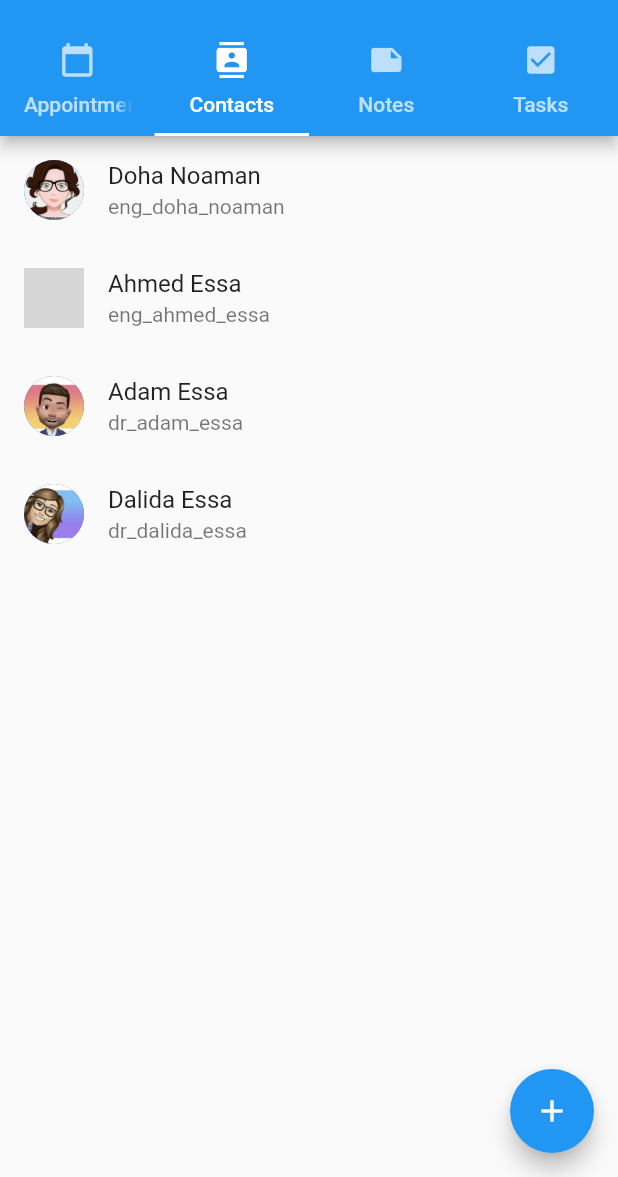
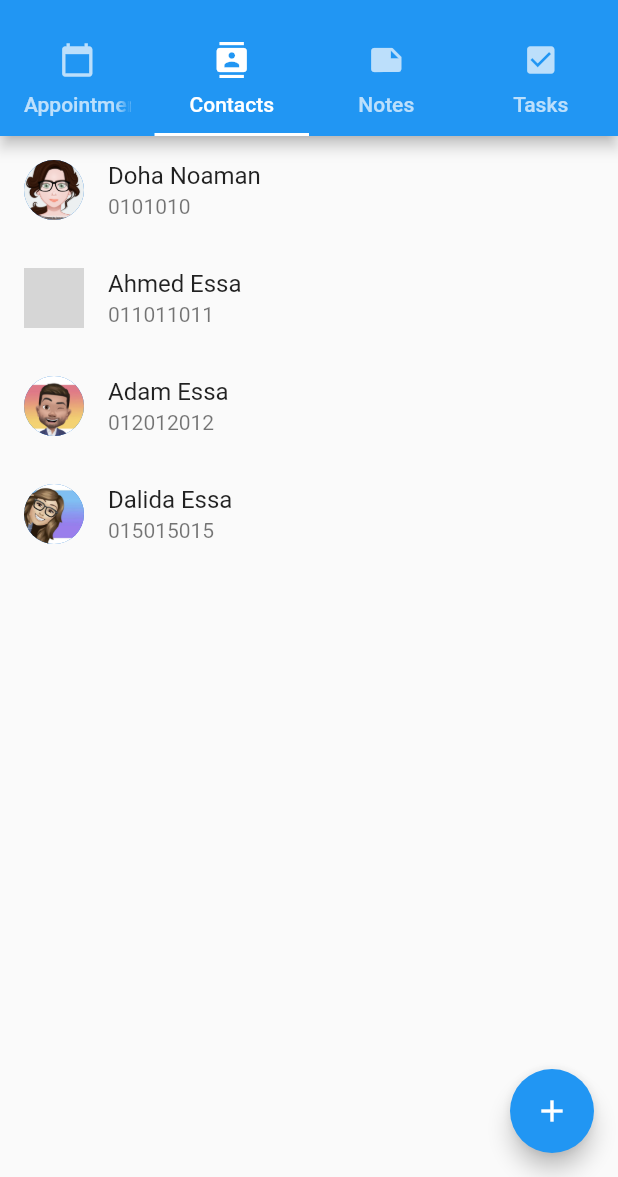
Before and after one commit to DohaNoamanEssa/FlutterBookDotNet, a Flutter app: the screen it shows after launch, on a phone screen of 412 x 824 dp, the part 59-1236 px from its top. Run offline on Flutter 3.47's test engine with Material 2 defaults, Android fonts, the phone set to English and light mode, and no system bars; our stand-ins replace table_calendar; network calls fail; grey boxes are pictures that could not be loaded.

```diff
--- a/lib/calendar.dart
+++ b/lib/calendar.dart
@@ -1,7 +1,6 @@
 import 'package:flutter/material.dart';
+import 'package:intl/intl.dart';
 import 'package:table_calendar/table_calendar.dart';
-import 'package:intl/intl.dart';
-import 'package:jiffy/jiffy.dart';
 
 
 
@@ -15,7 +14,8 @@ class MyCalendar extends StatefulWidget {
 class MyCalendarState extends State {
   CalendarController _controller;
 
-DateTime myDate = DateTime.now();
+  DateTime myDate = DateTime.now();
+ // var x=new DateFormat.yMMMMd('en_US').format(myDate);
 
 
 
--- a/lib/contacts.dart
+++ b/lib/contacts.dart
@@ -18,26 +18,26 @@ class ContactsState extends State {
             leading: CircleAvatar(
                 backgroundImage: AssetImage("images/av4.png")),
             title: Text("Doha Noaman"),
-            subtitle: Text("eng_doha_noaman"),
+            subtitle: Text("0101010"),
           ),
           ListTile(
             leading: CircleAvatar(
                 backgroundImage: NetworkImage(
                     "https://www.nj.com/resizer/h8MrN0-Nw5dB5FOmMVGMmfVKFJo=/450x0/smart/cloudfront-us-east-1.images.arcpublishing.com/advancelocal/SJGKVE5UNVESVCW7BBOHKQCZVE.jpg")),
             title: Text("Ahmed Essa"),
-            subtitle: Text("eng_ahmed_essa"),
+            subtitle: Text("011011011"),
           ),
           ListTile(
             leading: CircleAvatar(
                 backgroundImage: AssetImage("images/av2.jpg")),
             title: Text("Adam Essa"),
-            subtitle: Text("dr_adam_essa"),
+            subtitle: Text("012012012"),
           ),
           ListTile(
             leading: CircleAvatar(
                 backgroundImage: AssetImage("images/av3.jpg")),
             title: Text("Dalida Essa"),
-            subtitle: Text("dr_dalida_essa"),
+            subtitle: Text("015015015"),
           ),
         ],
       ),
```
